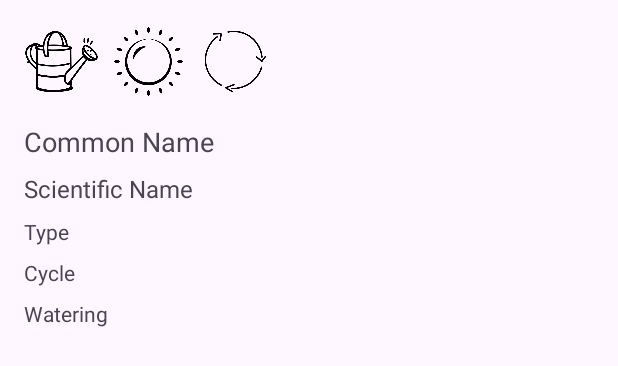
After one commit to Jani1125/PlantCare, an Android app: the layout item_plant_detail.xml on its own in the app's theme, with its tools: preview values and no code run, on a phone screen of 412 x 824 dp. The commit adds this screen. Shown: the top 366 px of the screen. Run offline under Robolectric (Android 15) with nearby library versions, the phone set to English and light mode, and no system bars; network calls fail.

Commit message:
Fav+own+details xml fájlok.Recycleview+fragment frontend megvalósítás + kicsi backend

```diff
--- a/app/src/main/java/hu/nje/plantcare/MainActivity.java
+++ b/app/src/main/java/hu/nje/plantcare/MainActivity.java
@@ -1,3 +1,4 @@
+
 package hu.nje.plantcare;
 
 import android.annotation.SuppressLint;
@@ -16,7 +17,7 @@ import com.android.volley.toolbox.Volley;
 
 import org.json.JSONArray;
 
-
+import hu.nje.plantcare.adapters.*;
 import java.util.ArrayList;
 import java.util.List;
 
@@ -27,6 +28,8 @@ public class MainActivity extends AppCompatActivity {
     private RecyclerView recyclerView;
 
     private List<Plant> plantList;
+
+    private  int count;
 
 
     //////////// API kulcs és az API URL alapja  /////////////////////////
--- /dev/null
+++ b/app/src/main/res/layout/item_plant_detail.xml
@@ -0,0 +1,72 @@
+<?xml version="1.0" encoding="utf-8"?>
+<LinearLayout xmlns:android="http://schemas.android.com/apk/res/android"
+    android:layout_width="match_parent"
+    android:layout_height="match_parent"
+    android:orientation="vertical"
+    android:padding="16dp">
+
+    <LinearLayout
+        android:layout_width="wrap_content"
+        android:layout_height="wrap_content"
+        android:orientation="horizontal"
+        android:layout_marginBottom="16dp">
+
+        <ImageView
+            android:layout_width="50dp"
+            android:layout_height="50dp"
+            android:src="@drawable/ic_can"
+            android:layout_marginEnd="8dp"/>
+
+        <ImageView
+            android:layout_width="50dp"
+            android:layout_height="50dp"
+            android:src="@drawable/sun"
+            android:layout_marginEnd="8dp"/>
+
+        <ImageView
+            android:layout_width="50dp"
+            android:layout_height="50dp"
+            android:src="@drawable/cycle"/>
+    </LinearLayout>
+
+    <TextView
+        android:id="@+id/common_name"
+        android:layout_width="wrap_content"
+        android:layout_height="wrap_content"
+        android:layout_marginBottom="8dp"
+        android:text="Common Name"
+        android:textSize="18sp" />
+
+    <TextView
+        android:id="@+id/scientific_name"
+        android:layout_width="wrap_content"
+        android:layout_height="wrap_content"
+        android:layout_marginBottom="8dp"
+        android:text="Scientific Name"
+        android:textSize="16sp" />
+
+    <TextView
+        android:id="@+id/type"
+        android:layout_width="wrap_content"
+        android:layout_height="wrap_content"
+        android:layout_marginBottom="8dp"
+        android:text="Type"
+        android:textSize="14sp" />
+
+    <TextView
+        android:id="@+id/cycle"
+        android:layout_width="wrap_content"
+        android:layout_height="wrap_content"
+        android:layout_marginBottom="8dp"
+        android:text="Cycle"
+        android:textSize="14sp" />
+
+    <TextView
+        android:id="@+id/watering"
+        android:layout_width="wrap_content"
+        android:layout_height="wrap_content"
+        android:layout_marginBottom="8dp"
+        android:text="Watering"
+        android:textSize="14sp" />
+
+</LinearLayout>
```
Also changed, not shown: app/src/main/java/hu/nje/plantcare/PlantDetailsFragment.java (added, +68 -0 lines), app/src/main/java/hu/nje/plantcare/Plantdetails_Fragment.java (deleted, +0 -64 lines), app/src/main/java/hu/nje/plantcare/adapters/PlantDetailsAdapter.java (added, +54 -0 lines), app/src/main/java/hu/nje/plantcare/adapters/PlantFavAdapter.java (added, +74 -0 lines), app/src/main/java/hu/nje/plantcare/adapters/PlantOwnAdapter.java (added, +65 -0 lines), app/src/main/java/hu/nje/plantcare/database/Plant.java (+9 -2 lines), app/src/main/java/hu/nje/plantcare/database/PlantDao.java (+8 -0 lines), app/src/main/res/layout/item_fav_plant.xml (added, +50 -0 lines), app/src/main/res/layout/item_plant.xml (added, +44 -0 lines), app/src/main/res/drawable/cycle.png (added), app/src/main/res/drawable/ic_can.png (added), app/src/main/res/drawable/sun.png (added).
